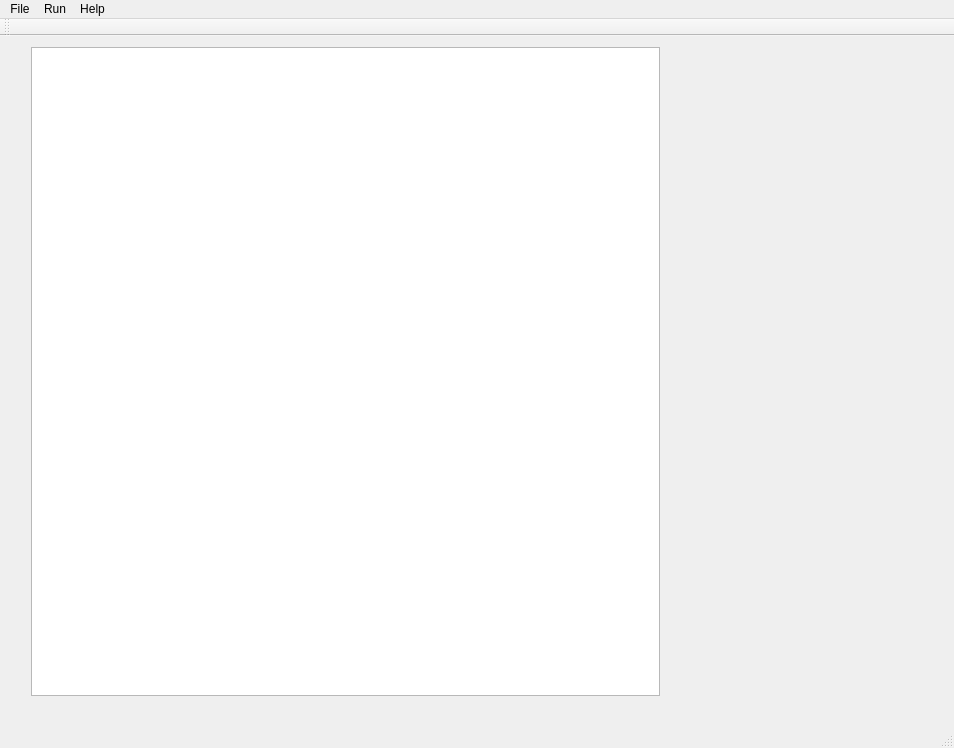
The window that mainwindow.ui (pashazz/qtqbasic) describes before a commit, drawn with Qt 5.
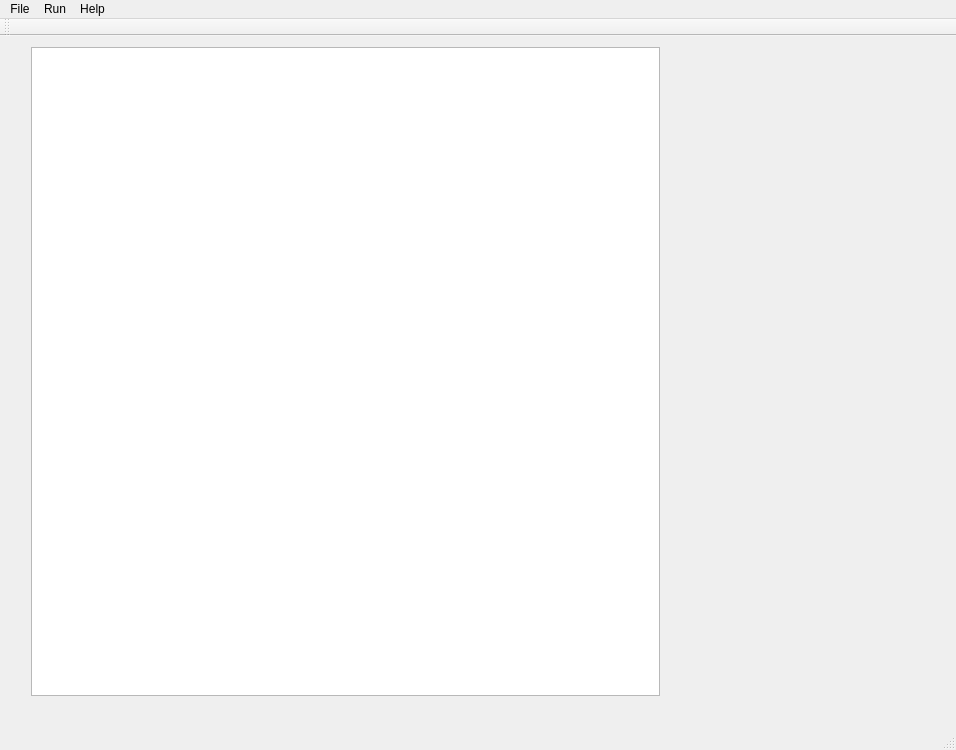
The same window after the commit.

The edit to the form file:
```diff
--- a/mainwindow.ui
+++ b/mainwindow.ui
@@ -6,8 +6,8 @@
    <rect>
     <x>0</x>
     <y>0</y>
-    <width>954</width>
-    <height>748</height>
+    <width>956</width>
+    <height>750</height>
    </rect>
   </property>
   <property name="windowTitle">
@@ -35,7 +35,7 @@
     <rect>
      <x>0</x>
      <y>0</y>
-     <width>954</width>
+     <width>956</width>
      <height>24</height>
     </rect>
    </property>
```
Left out of the diff: 15 changed lines with no effect on the pictures.
